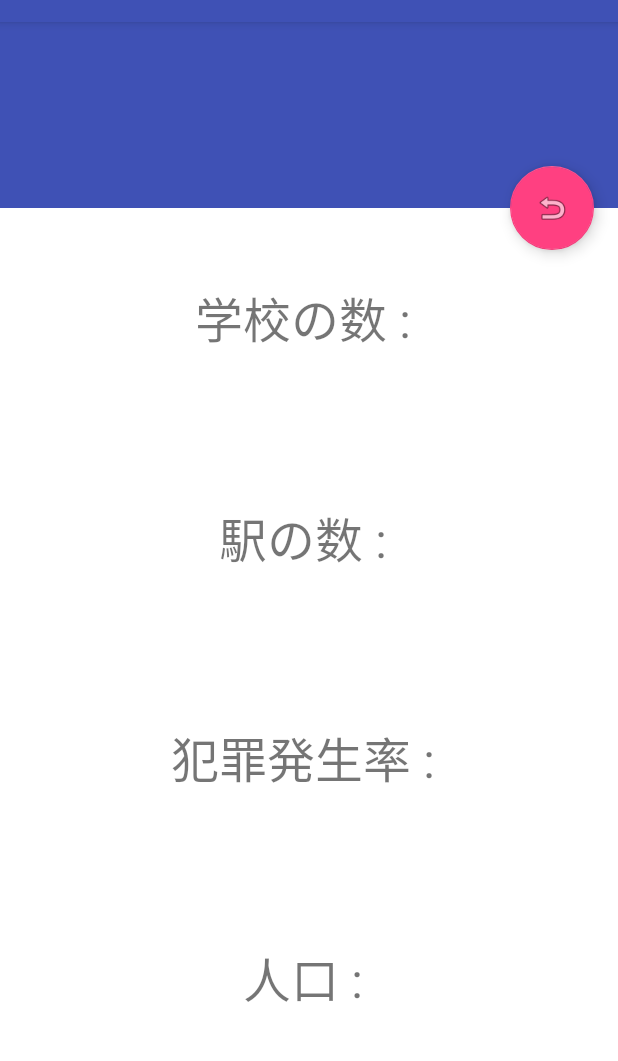
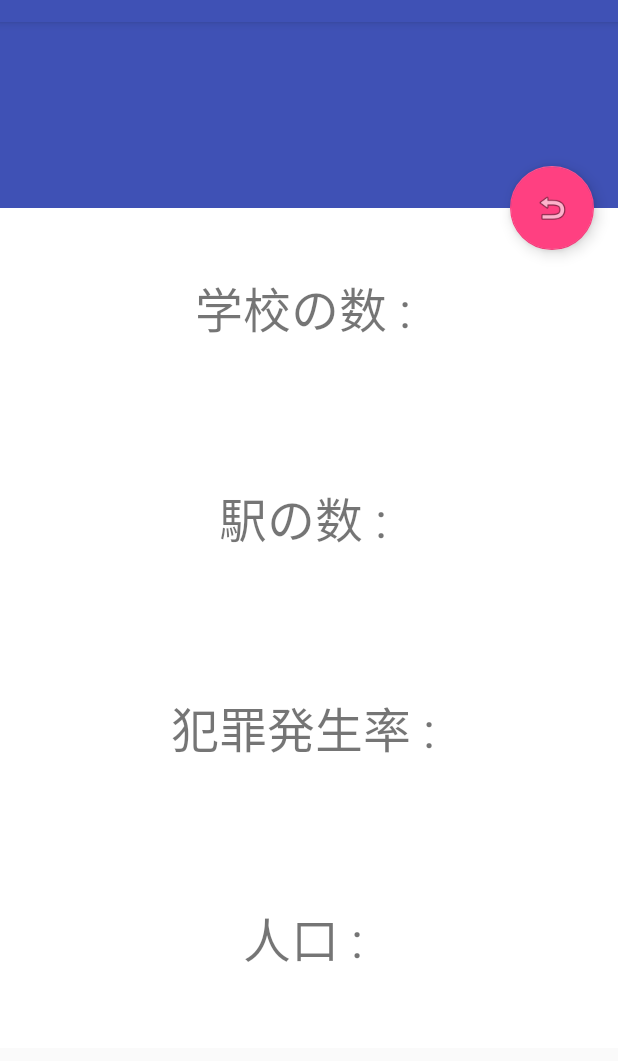
Before and after one commit to suzuryu/YoshizumiAPP, an Android app: the ScrollingActivity screen opened directly, with no data from a screen before it, on a phone screen of 412 x 824 dp, the part 62-1123 px from its top. Run offline under Robolectric (Android 15) with nearby library versions, the phone set to English and light mode, and no system bars; 6 statements that could not run were skipped.

```diff
--- a/app/src/main/java/com/example/yoshizumiapp/ScrollingActivity.java
+++ b/app/src/main/java/com/example/yoshizumiapp/ScrollingActivity.java
@@ -1,49 +1,55 @@
 package com.example.yoshizumiapp;
 
 import android.annotation.TargetApi;
+import android.app.Activity;
 import android.os.Bundle;
 import android.support.design.widget.FloatingActionButton;
 import android.support.v4.widget.DrawerLayout;
 import android.support.v7.app.AppCompatActivity;
 import android.support.v7.widget.Toolbar;
+import android.text.Layout;
 import android.transition.Slide;
 import android.view.Gravity;
+import android.view.LayoutInflater;
 import android.view.View;
 import android.view.Menu;
 import android.view.MenuItem;
 import android.widget.LinearLayout;
 import android.widget.TextView;
 
+import java.util.zip.Inflater;
+
 @TargetApi(26)
 public class ScrollingActivity extends AppCompatActivity {
-
     // ひとつひとつのテーブルデータをレイアウトに追加していく
     private void addData2View(String[][] datas, int index){
         String[] data = datas[index];
-        LinearLayout linearLayout = (LinearLayout)findViewById(R.id.linear);
 
         int margin_size = 10;
         TextView data_text = new TextView(this);
         LinearLayout vert_linear = new LinearLayout(this);
 
-//        LinearLayout.LayoutParams layoutParams = new LinearLayout.LayoutParams(LinearLayout.LayoutParams.MATCH_PARENT,LinearLayout.LayoutParams.WRAP_CONTENT);
         LinearLayout.LayoutParams layoutParams = new LinearLayout.LayoutParams(LinearLayout.LayoutParams.MATCH_PARENT, 200);
-        layoutParams.setMargins(0, 10, 0, 10);
+        layoutParams.setMargins(0, 0, 0, margin_size);
 
-        vert_linear.setOrientation(LinearLayout.HORIZONTAL);
-        vert_linear.setLayoutParams(layoutParams);
-        vert_linear.setGravity(Gravity.CENTER);
-        vert_linear.setBackgroundColor(0xff0000);
+//        vert_linear.setOrientation(LinearLayout.HORIZONTAL);
+//        vert_linear.setLayoutParams(layoutParams);
+//        vert_linear.setGravity(Gravity.CENTER);
+//        vert_linear.setBackgroundColor(0xff0000);
 
         //data_text.setElevation(10);
 
         data_text.setText(data[0] + " : " + data[1]);
         data_text.setTextSize(32);
         data_text.setGravity(Gravity.CENTER);
+        data_text.setBackgroundColor(0xffffff);
         data_text.setLayoutParams(layoutParams);
 
-        vert_linear.addView(data_text);
-        linearLayout.addView(vert_linear);
+        LinearLayout linearLayout = (LinearLayout)findViewById(R.id.linear);
+        linearLayout.addView(data_text);
+
+//        vert_linear.addView(data_text);
+//        linearLayout.addView(vert_linear);
     }
 
     //　テーブルデータの内容を設定
@@ -67,8 +73,8 @@ public class ScrollingActivity extends AppCompatActivity {
         datas[2][0] = "犯罪発生率";
         datas[3][0] = "人口";
 
-        datas[0][1] = dataFromMain[1] + "つ";
-        datas[1][1] = dataFromMain[2] + "つ";
+        datas[0][1] = dataFromMain[1] + "個";
+        datas[1][1] = dataFromMain[2] + "個";
         datas[2][1] = dataFromMain[3] + "%";
         datas[3][1] = dataFromMain[4] + "人";
         // add data to view list
```
Also changed, not shown: app/src/main/java/com/example/yoshizumiapp/MainActivity.java (+37 -8 lines), app/src/main/res/layout/content_main.xml (+6 -8 lines).
